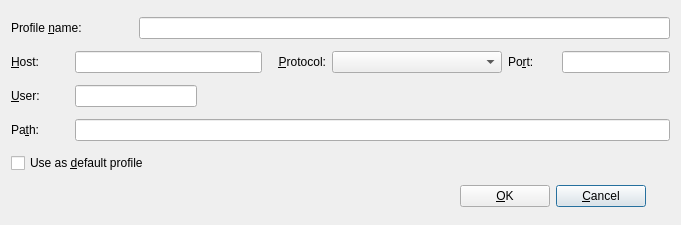
The window that uploadprofiledlg.ui (KDE/quanta) describes before a commit, drawn with Qt 5.
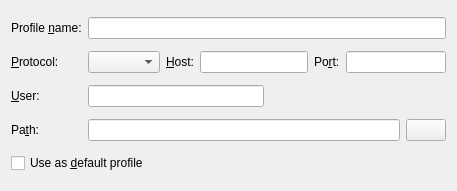
The same window after the commit. Custom widgets are drawn as their Qt base class.

Commit message: upload profile dialog: - use KDialog instead of QDialog (to get standard buttons) - add browse button that opens the current url in a KDirSelectDialog - change layout of the dialog

What changed in the file:
```diff
--- a/uploadprofiledlg.ui
+++ b/uploadprofiledlg.ui
@@ -1,26 +1,45 @@
 <ui version="4.0" >
  <author>(C) 2004 Andras Mantia &lt;amantia@kde.org></author>
  <class>UploadProfileDlg</class>
- <widget class="QDialog" name="UploadProfileDlg" >
+ <widget class="QWidget" name="UploadProfileDlg" >
   <property name="geometry" >
    <rect>
     <x>0</x>
     <y>0</y>
-    <width>681</width>
-    <height>225</height>
+    <width>457</width>
+    <height>191</height>
    </rect>
   </property>
   <property name="windowTitle" >
    <string>Upload Profile</string>
   </property>
   <layout class="QGridLayout" >
-   <item row="4" column="1" colspan="10" >
-    <widget class="QLineEdit" name="linePath" />
+   <item row="0" column="0" >
+    <widget class="QLabel" name="textLabel1" >
+     <property name="sizePolicy" >
+      <sizepolicy vsizetype="Preferred" hsizetype="Maximum" >
+       <horstretch>0</horstretch>
+       <verstretch>0</verstretch>
+      </sizepolicy>
+     </property>
+     <property name="text" >
+      <string>Profile &amp;name:</string>
+     </property>
+     <property name="wordWrap" >
+      <bool>false</bool>
+     </property>
+     <property name="buddy" >
+      <cstring>lineProfileName</cstring>
+     </property>
+    </widget>
+   </item>
+   <item row="0" column="1" colspan="2" >
+    <widget class="KLineEdit" name="lineProfileName" />
    </item>
    <item row="1" column="0" >
-    <widget class="QLabel" name="TextLabel4" >
+    <widget class="QLabel" name="TextLabel1" >
      <property name="text" >
-      <string>&amp;Host:</string>
+      <string>&amp;Protocol:</string>
      </property>
      <property name="wordWrap" >
       <bool>false</bool>
@@ -30,7 +49,60 @@
      </property>
     </widget>
    </item>
-   <item row="3" column="0" >
+   <item row="1" column="1" colspan="2" >
+    <layout class="QHBoxLayout" >
+     <item>
+      <widget class="QComboBox" name="comboProtocol" />
+     </item>
+     <item>
+      <widget class="QLabel" name="TextLabel4" >
+       <property name="text" >
+        <string>&amp;Host:</string>
+       </property>
+       <property name="wordWrap" >
+        <bool>false</bool>
+       </property>
+       <property name="buddy" >
+        <cstring>lineHost</cstring>
+       </property>
+      </widget>
+     </item>
+     <item>
+      <widget class="QLineEdit" name="lineHost" >
+       <property name="sizePolicy" >
+        <sizepolicy vsizetype="Fixed" hsizetype="MinimumExpanding" >
+         <horstretch>0</horstretch>
+         <verstretch>0</verstretch>
+        </sizepolicy>
+       </property>
+      </widget>
+     </item>
+     <item>
+      <widget class="QLabel" name="TextLabel1_2" >
+       <property name="text" >
+        <string>Po&amp;rt:</string>
+       </property>
+       <property name="wordWrap" >
+        <bool>false</bool>
+       </property>
+       <property name="buddy" >
+        <cstring>port</cstring>
+       </property>
+      </widget>
+     </item>
+     <item>
+      <widget class="QLineEdit" name="port" >
+       <property name="sizePolicy" >
+        <sizepolicy vsizetype="Fixed" hsizetype="Maximum" >
+         <horstretch>0</horstretch>
+         <verstretch>0</verstretch>
+        </sizepolicy>
+       </property>
+      </widget>
+     </item>
+    </layout>
+   </item>
+   <item row="2" column="0" >
     <widget class="QLabel" name="TextLabel2" >
      <property name="text" >
       <string>&amp;User:</string>
@@ -43,91 +115,10 @@
      </property>
     </widget>
    </item>
-   <item row="4" column="0" >
-    <widget class="QLabel" name="TextLabel2_2" >
-     <property name="text" >
-      <string>Pa&amp;th:</string>
-     </property>
-     <property name="wordWrap" >
-      <bool>false</bool>
-     </property>
-     <property name="buddy" >
-      <cstring>linePath</cstring>
-     </property>
-    </widget>
+   <item row="2" column="1" >
+    <widget class="QLineEdit" name="lineUser" />
    </item>
-   <item row="0" column="0" colspan="2" >
-    <widget class="QLabel" name="textLabel1" >
-     <property name="text" >
-      <string>Profile &amp;name:</string>
-     </property>
-     <property name="wordWrap" >
-      <bool>false</bool>
-     </property>
-     <property name="buddy" >
-      <cstring>lineProfileName</cstring>
-     </property>
-    </widget>
-   </item>
-   <item row="5" column="0" colspan="5" >
-    <widget class="QCheckBox" name="defaultProfile" >
-     <property name="text" >
-      <string>Use as &amp;default profile</string>
-     </property>
-    </widget>
-   </item>
-   <item row="3" column="1" colspan="2" >
-    <widget class="QLineEdit" name="lineUser" >
-     <property name="sizePolicy" >
-      <sizepolicy vsizetype="Fixed" hsizetype="MinimumExpanding" >
-       <horstretch>0</horstretch>
-       <verstretch>0</verstretch>
-      </sizepolicy>
-     </property>
-    </widget>
-   </item>
-   <item row="6" column="9" colspan="2" >
-    <widget class="KPushButton" name="cancelButton" >
-     <property name="sizePolicy" >
-      <sizepolicy vsizetype="Minimum" hsizetype="Maximum" >
-       <horstretch>0</horstretch>
-       <verstretch>0</verstretch>
-      </sizepolicy>
-     </property>
-     <property name="minimumSize" >
-      <size>
-       <width>90</width>
-       <height>0</height>
-      </size>
-     </property>
-     <property name="text" >
-      <string>&amp;Cancel</string>
-     </property>
-    </widget>
-   </item>
-   <item row="6" column="7" colspan="2" >
-    <widget class="KPushButton" name="okButton" >
-     <property name="sizePolicy" >
-      <sizepolicy vsizetype="Fixed" hsizetype="Maximum" >
-       <horstretch>0</horstretch>
-       <verstretch>0</verstretch>
-      </sizepolicy>
-     </property>
-     <property name="minimumSize" >
-      <size>
-       <width>90</width>
-       <height>0</height>
-      </size>
-     </property>
-     <property name="text" >
-      <string>&amp;OK</string>
-     </property>
-     <property name="autoDefault" >
-      <bool>true</bool>
-     </property>
-    </widget>
-   </item>
-   <item row="6" column="0" colspan="7" >
+   <item row="2" column="2" >
     <spacer>
      <property name="orientation" >
       <enum>Qt::Horizontal</enum>
@@ -137,39 +128,16 @@
      </property>
      <property name="sizeHint" >
       <size>
-       <width>445</width>
+       <width>111</width>
        <height>20</height>
       </size>
      </property>
     </spacer>
    </item>
-   <item row="1" column="1" colspan="3" >
-    <widget class="QLineEdit" name="lineHost" >
-     <property name="sizePolicy" >
-      <sizepolicy vsizetype="Fixed" hsizetype="MinimumExpanding" >
-       <horstretch>0</horstretch>
-       <verstretch>0</verstretch>
-      </sizepolicy>
-     </property>
-    </widget>
-   </item>
-   <item row="1" column="5" colspan="3" >
-    <widget class="QComboBox" name="comboProtocol" />
-   </item>
-   <item row="1" column="10" >
-    <widget class="QLineEdit" name="port" >
-     <property name="sizePolicy" >
-      <sizepolicy vsizetype="Fixed" hsizetype="Maximum" >
-       <horstretch>0</horstretch>
-       <verstretch>0</verstretch>
-      </sizepolicy>
-     </property>
-    </widget>
-   </item>
-   <item row="1" column="8" colspan="2" >
-    <widget class="QLabel" name="TextLabel1_2" >
+   <item row="3" column="0" >
+    <widget class="QLabel" name="TextLabel2_2" >
      <property name="text" >
-      <string>Po&amp;rt:</string>
+      <string>Pa&amp;th:</string>
      </property>
      <property name="wordWrap" >
       <bool>false</bool>
@@ -179,40 +147,38 @@
      </property>
     </widget>
    </item>
-   <item row="1" column="4" >
-    <widget class="QLabel" name="TextLabel1" >
+   <item row="3" column="1" colspan="2" >
+    <layout class="QHBoxLayout" >
+     <item>
+      <widget class="QLineEdit" name="linePath" />
+     </item>
+     <item>
+      <widget class="QPushButton" name="browseButton" >
+       <property name="sizePolicy" >
+        <sizepolicy vsizetype="Fixed" hsizetype="Fixed" >
+         <horstretch>0</horstretch>
+         <verstretch>0</verstretch>
+        </sizepolicy>
+       </property>
+      </widget>
+     </item>
+    </layout>
+   </item>
+   <item row="4" column="0" colspan="3" >
+    <widget class="QCheckBox" name="defaultProfile" >
      <property name="text" >
-      <string>&amp;Protocol:</string>
+      <string>Use as &amp;default profile</string>
      </property>
-     <property name="alignment" >
-      <set>Qt::AlignRight|Qt::AlignTrailing|Qt::AlignVCenter</set>
-     </property>
-     <property name="wordWrap" >
-      <bool>false</bool>
-     </property>
-     <property name="buddy" >
-      <cstring>comboProtocol</cstring>
-     </property>
     </widget>
    </item>
-   <item row="0" column="2" colspan="9" >
-    <widget class="KLineEdit" name="lineProfileName" />
-   </item>
   </layout>
  </widget>
- <layoutdefault spacing="6" margin="11" />
- <pixmapfunction>qPixmapFromMimeSource</pixmapfunction>
  <customwidgets>
   <customwidget>
    <class>KLineEdit</class>
    <extends>QLineEdit</extends>
    <header>klineedit.h</header>
   </customwidget>
-  <customwidget>
-   <class>KPushButton</class>
-   <extends>QPushButton</extends>
-   <header>kpushbutton.h</header>
-  </customwidget>
  </customwidgets>
  <tabstops>
   <tabstop>lineProfileName</tabstop>
```
Left out of the diff: 48 changed lines with no effect on the pictures. The commit also changes 2 other files.
